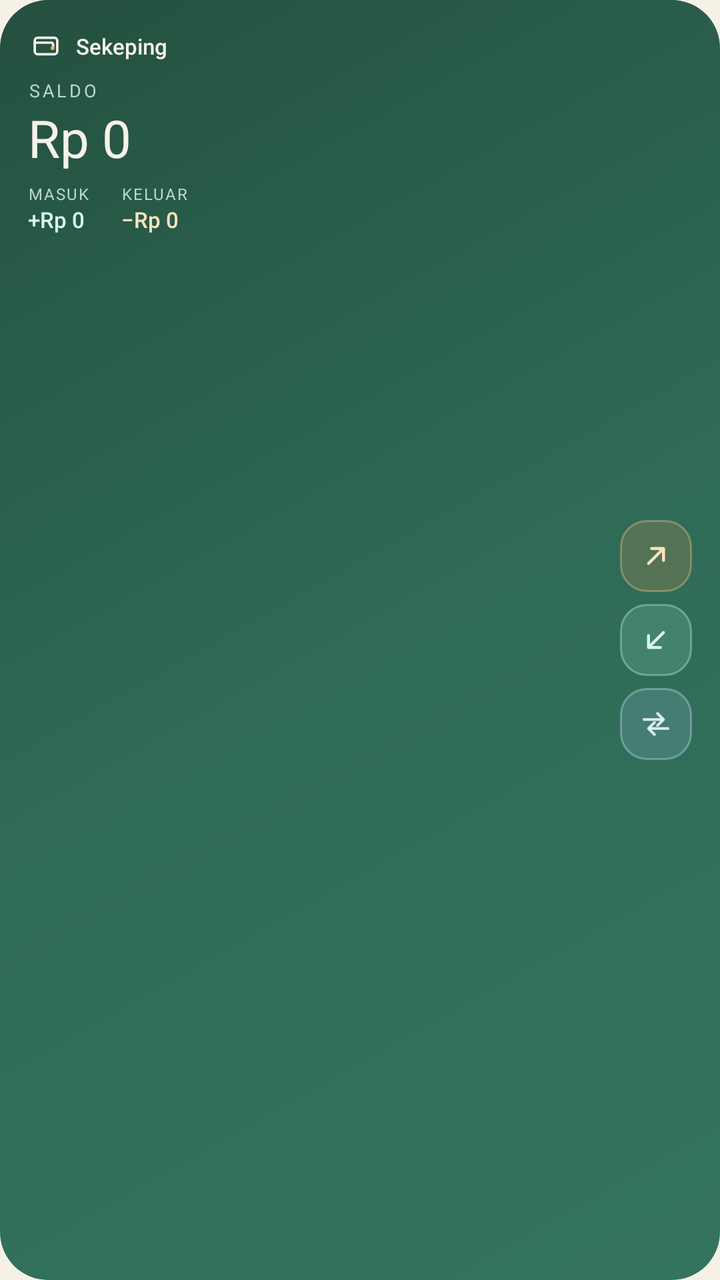
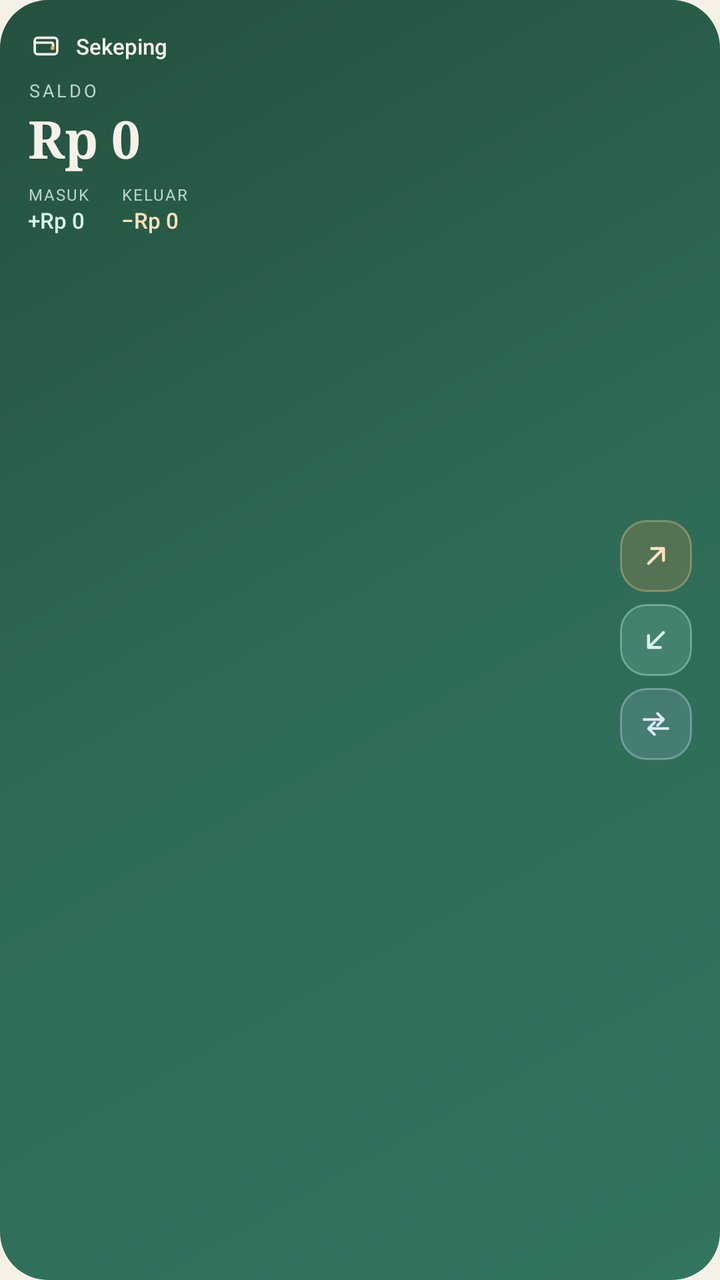

Two renders of the same Android screen: before a commit and after it. Below are the layout's source before the change and the commit's diff.
<!-- AndroidManifest.xml: application theme Theme.Sekeping -->
<!-- res/layout/widget_sekeping_medium.xml -->
<?xml version="1.0" encoding="utf-8"?>
<LinearLayout xmlns:android="http://schemas.android.com/apk/res/android"
    android:id="@+id/widget_root"
    android:layout_width="match_parent"
    android:layout_height="match_parent"
    android:background="@drawable/widget_bg"
    android:contentDescription="@string/widget_open"
    android:orientation="horizontal"
    android:padding="14dp">

    <LinearLayout
        android:layout_width="0dp"
        android:layout_height="match_parent"
        android:layout_weight="1"
        android:orientation="vertical">

        <LinearLayout
            android:layout_width="match_parent"
            android:layout_height="wrap_content"
            android:gravity="center_vertical"
            android:orientation="horizontal">

            <ImageView
                android:layout_width="18dp"
                android:layout_height="18dp"
                android:contentDescription="@string/app_name"
                android:src="@drawable/ic_wallet" />

            <TextView
                android:layout_width="wrap_content"
                android:layout_height="wrap_content"
                android:layout_marginStart="6dp"
                android:fontFamily="sans-serif-medium"
                android:text="@string/app_name"
                android:textColor="@color/widget_cream"
                android:textSize="11sp" />

            <TextView
                android:id="@+id/widget_accounts"
                android:layout_width="0dp"
                android:layout_height="wrap_content"
                android:layout_marginStart="8dp"
                android:layout_weight="1"
                android:ellipsize="end"
                android:gravity="end"
                android:maxLines="1"
                android:textColor="@color/widget_muted"
                android:textSize="9sp" />
        </LinearLayout>

        <TextView
            android:id="@+id/widget_caption"
            android:layout_width="match_parent"
            android:layout_height="wrap_content"
            android:layout_marginTop="7dp"
            android:letterSpacing="0.14"
            android:text="@string/widget_caption"
            android:textAllCaps="true"
            android:textColor="@color/widget_muted"
            android:textSize="9sp" />

        <TextView
            android:id="@+id/widget_balance"
            android:layout_width="match_parent"
            android:layout_height="wrap_content"
            android:ellipsize="end"
            style="@style/WidgetBalance"
            android:maxLines="1"
            android:text="Rp 0"
            android:textColor="@color/widget_cream"
            android:textSize="26sp" />

        <LinearLayout
            android:layout_width="wrap_content"
            android:layout_height="wrap_content"
            android:layout_marginTop="5dp"
            android:orientation="horizontal">

            <LinearLayout
                android:layout_width="wrap_content"
                android:layout_height="wrap_content"
                android:orientation="vertical">

                <TextView
                    android:layout_width="wrap_content"
                    android:layout_height="wrap_content"
                    android:letterSpacing="0.08"
                    android:text="@string/widget_month_in"
                    android:textAllCaps="true"
                    android:textColor="@color/widget_muted"
                    android:textSize="8sp" />

                <TextView
                    android:id="@+id/widget_month_in"
                    android:layout_width="wrap_content"
                    android:layout_height="wrap_content"
                    android:fontFamily="sans-serif-medium"
                    android:text="+Rp 0"
                    android:textColor="@color/widget_icon_income"
                    android:textSize="11sp" />
            </LinearLayout>

            <LinearLayout
                android:layout_width="wrap_content"
                android:layout_height="wrap_content"
                android:layout_marginStart="16dp"
                android:orientation="vertical">

                <TextView
                    android:layout_width="wrap_content"
                    android:layout_height="wrap_content"
                    android:letterSpacing="0.08"
                    android:text="@string/widget_month_out"
                    android:textAllCaps="true"
                    android:textColor="@color/widget_muted"
                    android:textSize="8sp" />

                <TextView
                    android:id="@+id/widget_month_out"
                    android:layout_width="wrap_content"
                    android:layout_height="wrap_content"
                    android:fontFamily="sans-serif-medium"
                    android:text="−Rp 0"
                    android:textColor="@color/widget_icon_expense"
                    android:textSize="11sp" />
            </LinearLayout>
        </LinearLayout>
    </LinearLayout>

    <LinearLayout
        android:layout_width="36dp"
        android:layout_height="match_parent"
        android:layout_marginStart="10dp"
        android:gravity="center_vertical"
        android:orientation="vertical">

        <ImageView
            android:id="@+id/widget_expense"
            android:layout_width="36dp"
            android:layout_height="36dp"
            android:background="@drawable/widget_btn_expense"
            android:clickable="true"
            android:contentDescription="@string/widget_expense"
            android:focusable="true"
            android:padding="9dp"
            android:src="@drawable/ic_widget_expense"
            android:tint="@color/widget_icon_expense" />

        <ImageView
            android:id="@+id/widget_income"
            android:layout_width="36dp"
            android:layout_height="36dp"
            android:layout_marginTop="6dp"
            android:background="@drawable/widget_btn_income"
            android:clickable="true"
            android:contentDescription="@string/widget_income"
            android:focusable="true"
            android:padding="9dp"
            android:src="@drawable/ic_widget_income"
            android:tint="@color/widget_icon_income" />

        <ImageView
            android:id="@+id/widget_transfer"
            android:layout_width="36dp"
            android:layout_height="36dp"
            android:layout_marginTop="6dp"
            android:background="@drawable/widget_btn_transfer"
            android:clickable="true"
            android:contentDescription="@string/widget_transfer"
            android:focusable="true"
            android:padding="9dp"
            android:src="@drawable/ic_widget_transfer"
            android:tint="@color/widget_icon_transfer" />
    </LinearLayout>
</LinearLayout>
<!-- resources referenced by this layout -->
<resources>
  <color name="widget_cream">#F6F2E9</color>
  <color name="widget_icon_expense">#FFE1BC</color>
  <color name="widget_icon_income">#D8F6EA</color>
  <color name="widget_icon_transfer">#DCEBF7</color>
  <color name="widget_muted">#B9D6CA</color>
  <!-- drawable ic_widget_expense (drawable) -->
  <?xml version="1.0" encoding="utf-8"?>
  <vector xmlns:android="http://schemas.android.com/apk/res/android"
      android:width="24dp"
      android:height="24dp"
      android:viewportWidth="24"
      android:viewportHeight="24">
      <path
          android:fillColor="#00000000"
          android:pathData="M7,17L17,7M9,7h8v8"
          android:strokeColor="#FFFFFFFF"
          android:strokeLineCap="round"
          android:strokeLineJoin="round"
          android:strokeWidth="1.9" />
  </vector>
  <!-- drawable widget_bg (drawable) -->
  <?xml version="1.0" encoding="utf-8"?>
  <shape xmlns:android="http://schemas.android.com/apk/res/android"
      android:shape="rectangle">
      <gradient
          android:angle="135"
          android:centerColor="@color/brand"
          android:endColor="@color/brand_dark"
          android:startColor="#33745F"
          android:type="linear" />
      <corners android:radius="24dp" />
  </shape>
  <!-- drawable widget_btn_expense (drawable) -->
  <?xml version="1.0" encoding="utf-8"?>
  <ripple xmlns:android="http://schemas.android.com/apk/res/android"
      android:color="#33FFFFFF">
      <item>
          <shape android:shape="rectangle">
              <solid android:color="#3DC98A4B" />
              <corners android:radius="13dp" />
              <stroke
                  android:width="1dp"
                  android:color="#66E8BE8C" />
          </shape>
      </item>
  </ripple>
  <!-- drawable widget_btn_income (drawable) -->
  <?xml version="1.0" encoding="utf-8"?>
  <ripple xmlns:android="http://schemas.android.com/apk/res/android"
      android:color="#33FFFFFF">
      <item>
          <shape android:shape="rectangle">
              <solid android:color="#338FD8C0" />
              <corners android:radius="13dp" />
              <stroke
                  android:width="1dp"
                  android:color="#66B4EED8" />
          </shape>
      </item>
  </ripple>
  <!-- drawable widget_btn_transfer (drawable) -->
  <?xml version="1.0" encoding="utf-8"?>
  <ripple xmlns:android="http://schemas.android.com/apk/res/android"
      android:color="#33FFFFFF">
      <item>
          <shape android:shape="rectangle">
              <solid android:color="#339DBBD4" />
              <corners android:radius="13dp" />
              <stroke
                  android:width="1dp"
                  android:color="#66BED7EC" />
          </shape>
      </item>
  </ripple>
  <string name="app_name">Sekeping</string>
  <string name="widget_caption">Saldo</string>
  <string name="widget_expense">Pengeluaran</string>
  <string name="widget_income">Pendapatan</string>
  <string name="widget_month_in">Masuk</string>
  <string name="widget_month_out">Keluar</string>
  <string name="widget_open">Buka Sekeping</string>
  <string name="widget_transfer">Transfer</string>
  <style name="WidgetBalance">
          <item name="android:fontFamily">serif</item>
          <item name="android:textStyle">bold</item>
      </style>
  <style name="Theme.Sekeping" parent="Theme.AppCompat.DayNight.NoActionBar">
          <item name="colorPrimary">@color/brand</item>
          <item name="colorPrimaryDark">@color/paper</item>
          <item name="colorAccent">@color/accent</item>
          <item name="android:windowBackground">@color/paper</item>
          <item name="android:statusBarColor">@color/paper</item>
          <item name="android:navigationBarColor">@color/paper</item>
          <item name="android:windowLightStatusBar">true</item>
      </style>
  <color name="brand">#2F6B57</color>
  <color name="brand_dark">#24503F</color>
  <color name="paper">#F6F1E7</color>
  <color name="accent">#2F6B57</color>
  <!-- unchanged entries left out for length: 3 -->
</resources>

<!-- the commit's change to res/layout/widget_sekeping_medium.xml (unified diff, before → after) -->
@@ -64,7 +64,8 @@
             android:layout_width="match_parent"
             android:layout_height="wrap_content"
             android:ellipsize="end"
-            style="@style/WidgetBalance"
+            android:fontFamily="serif"
+        android:textStyle="bold"
             android:maxLines="1"
             android:text="Rp 0"
             android:textColor="@color/widget_cream"
<!-- resource entries referenced after the edit -->
@@ -82,10 +82,6 @@
   <string name="widget_month_out">Keluar</string>
   <string name="widget_open">Buka Sekeping</string>
   <string name="widget_transfer">Transfer</string>
-  <style name="WidgetBalance">
-          <item name="android:fontFamily">serif</item>
-          <item name="android:textStyle">bold</item>
-      </style>
   <style name="Theme.Sekeping" parent="Theme.AppCompat.DayNight.NoActionBar">
           <item name="colorPrimary">@color/brand</item>
           <item name="colorPrimaryDark">@color/paper</item>
